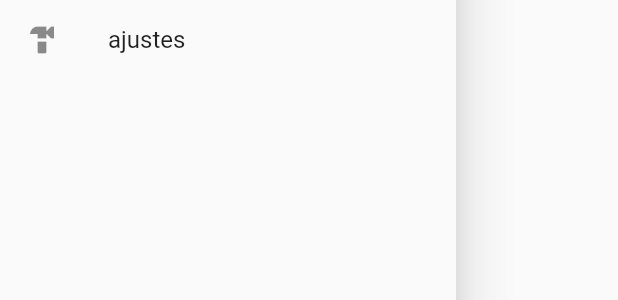
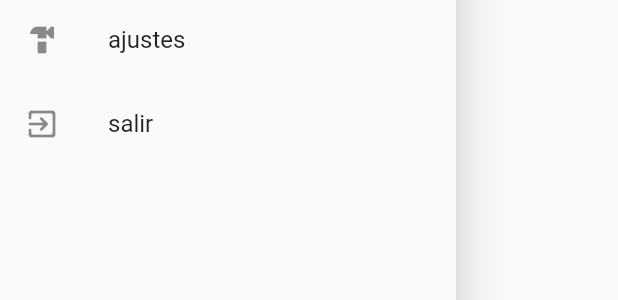
Before and after one commit to DeboraVillca/Flutter, a Flutter app: the Menu widget shown alone on an empty page, opened directly, on a phone screen of 412 x 824 dp. Shown: the part 424-724 px from the top of the screen. Run offline on Flutter 3.47's test engine with Material 2 defaults, Android fonts, the phone set to English and light mode, and no system bars.

Commit message:
add exit icon

```diff
--- a/flutter_application_2/lib/login.dart
+++ b/flutter_application_2/lib/login.dart
@@ -1,4 +1,5 @@
 import 'package:flutter/material.dart';
+//import 'package:http/http.dart' as http;
 
 // ignore: camel_case_types
 class login extends StatefulWidget {
--- a/flutter_application_2/lib/menu.dart
+++ b/flutter_application_2/lib/menu.dart
@@ -37,6 +37,11 @@ class _MenuState extends State<Menu> {
             leading: Icon(Icons.hardware),
             onTap: () {},
           ),
+          ListTile(
+            title: Text('salir'),
+            leading: Icon(Icons.exit_to_app_rounded),
+            onTap: () {},
+          ),
         ],
       ),
     );
--- a/flutter_application_2/pubspec.yaml
+++ b/flutter_application_2/pubspec.yaml
@@ -29,9 +29,12 @@ dependencies:
   # Use with the CupertinoIcons class for iOS style icons.
   cupertino_icons: ^1.0.2
 
+  http: ^0.13.4
+
 dev_dependencies:
   flutter_test:
     sdk: flutter
+
 
 # For information on the generic Dart part of this file, see the
 # following page: https://dart.dev/tools/pub/pubspec
```
